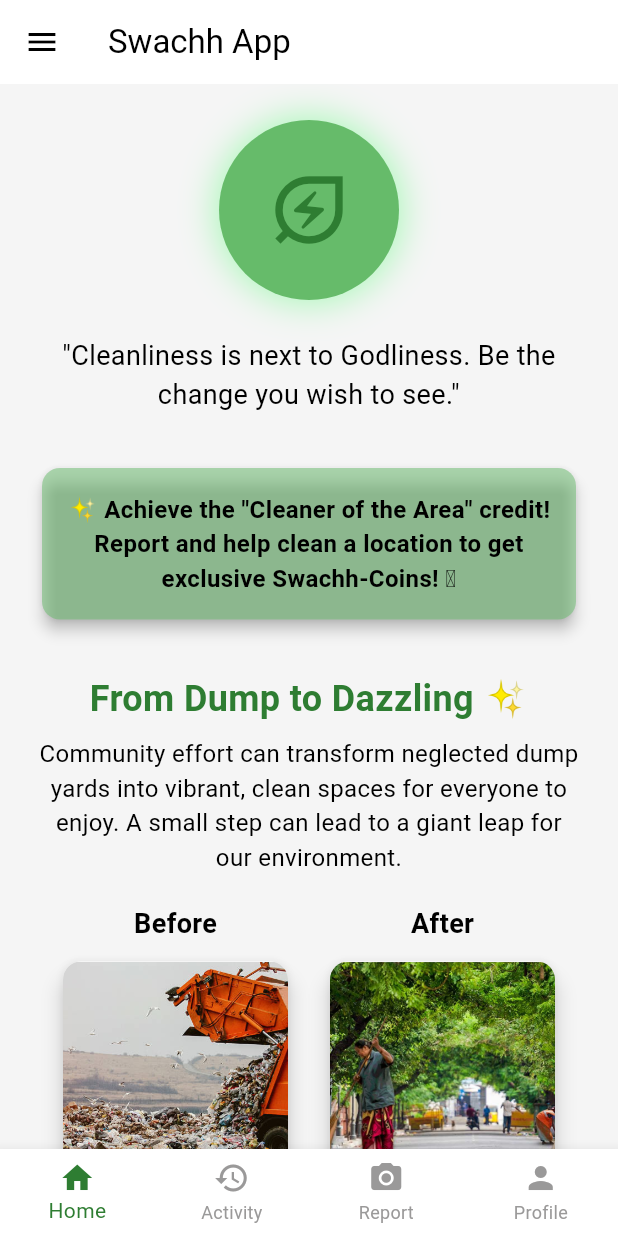
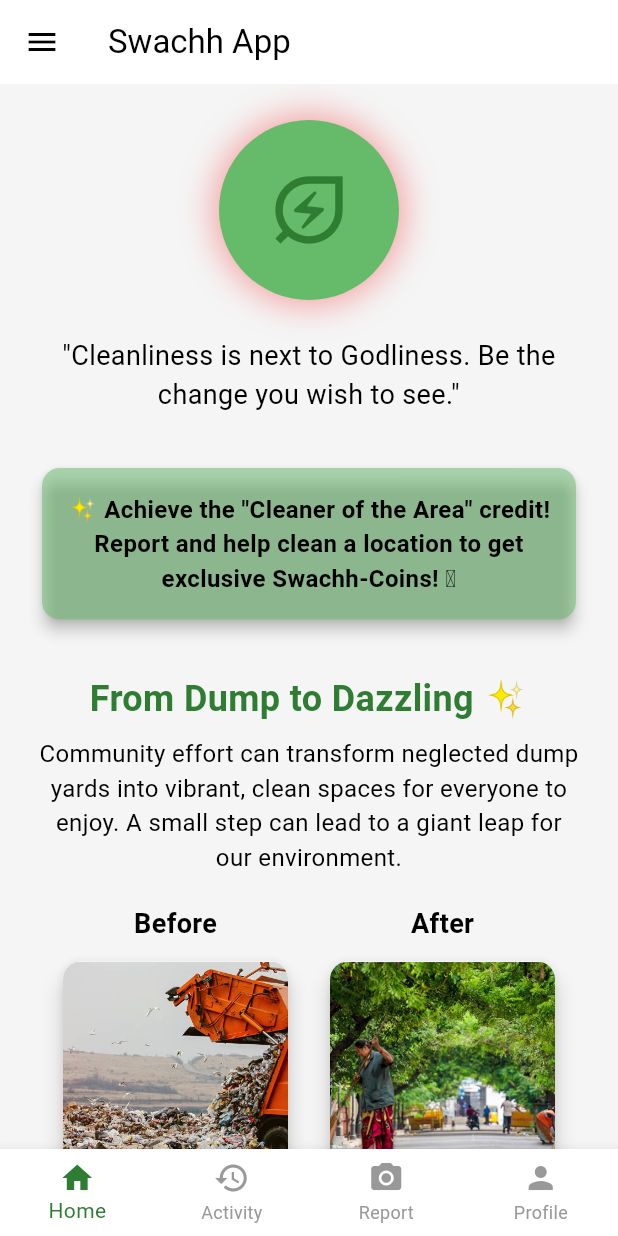
Before and after one commit to awaneetdecoder/swachh-drishti, a Flutter app: the MainShell screen opened directly, on a phone screen of 412 x 824 dp. Run offline on Flutter 3.47's test engine with Material 3 defaults, Android fonts, the phone set to English and light mode, and no system bars; our stand-ins replace flutter_secure_storage, geocoding, geolocator, image_picker, page_transition; accounts and stored records are empty; network calls fail.

Commit message:
shadow change

```diff
--- a/lib/screens/home_screen.dart
+++ b/lib/screens/home_screen.dart
@@ -17,7 +17,7 @@ class HomeScreen extends StatelessWidget {
                 Container(
                   decoration: BoxDecoration(
                     shape: BoxShape.circle,
-                    boxShadow: [BoxShadow(color: const Color.fromARGB(255, 49, 249, 86).withOpacity(0.4), blurRadius: 20, spreadRadius: 2)],
+                    boxShadow: [BoxShadow(color: const Color.fromARGB(255, 238, 7, 7).withOpacity(0.4), blurRadius: 20, spreadRadius: 2)],
                   ),
                   child: const AppLogo(radius: 60, iconSize: 60),
                 ),
```
